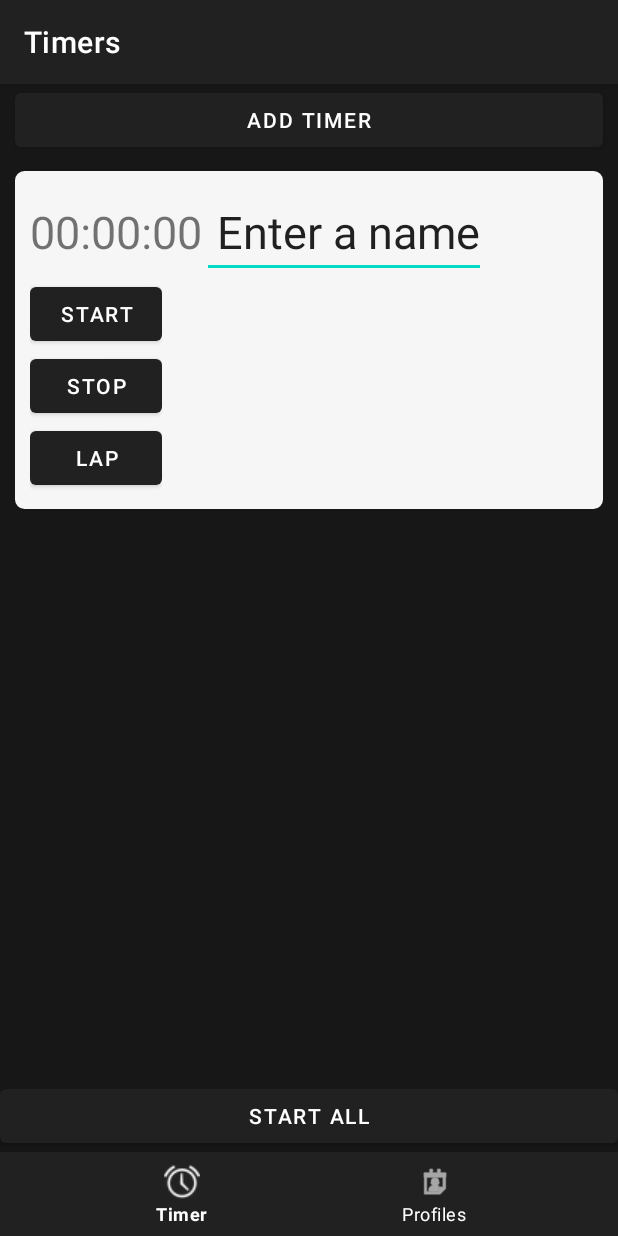
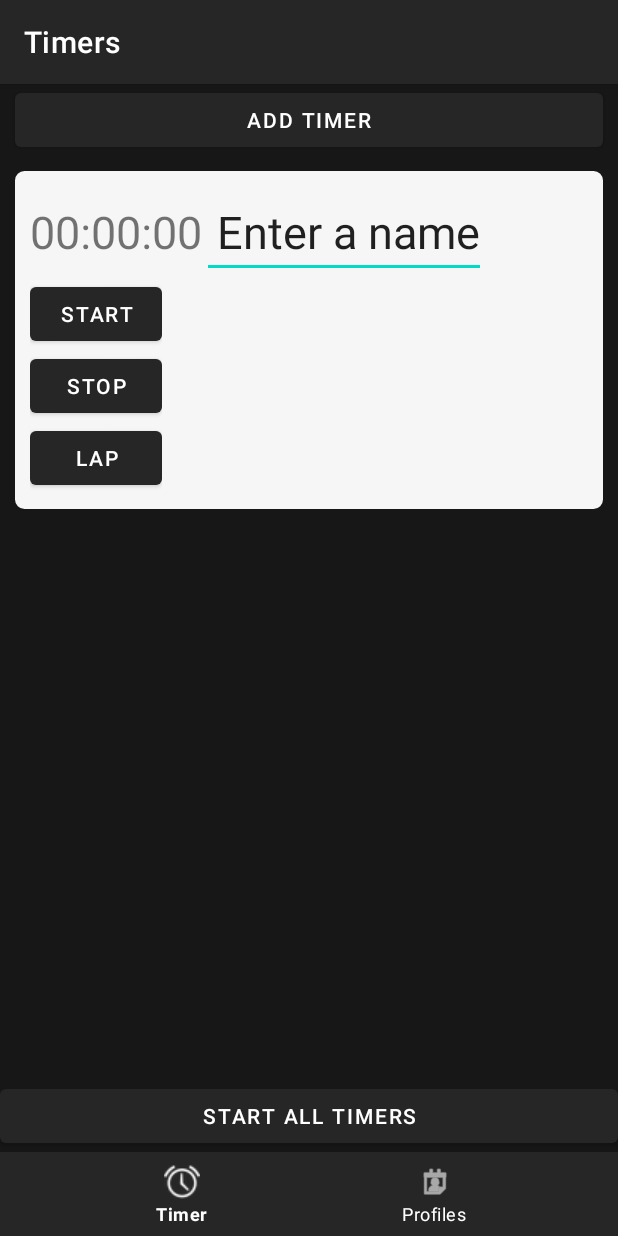
Before and after one commit to JaredjWilliams/Assistant-Coach, an Android app: the screen it shows after launch (TimersActivity), after a tap on "ADD TIMER", on a phone screen of 412 x 824 dp. Run offline under Robolectric (Android 15) with nearby library versions, the phone set to English and light mode, and no system bars.

Commit message:
Start all timers button text changes when all timers are started

```diff
--- a/app/src/main/java/com/example/runningtimer/presenters/TimerPresenter.java
+++ b/app/src/main/java/com/example/runningtimer/presenters/TimerPresenter.java
@@ -60,10 +60,10 @@ public class TimerPresenter {
     public void startStopAllTimers() {
         if (areAllTimersStarted(stopwatchList)) {
             stopTimers(stopwatchList);
-            view.setStopAllButtonText();
+            view.setStartAllButtonText();
         } else {
             startTimers(stopwatchList);
-            view.setStartAllButtonText();
+            view.setStopAllButtonText();
         }
     }
 
--- a/app/src/main/res/layout/activity_timers.xml
+++ b/app/src/main/res/layout/activity_timers.xml
@@ -37,7 +37,7 @@
         android:id="@+id/start_all_button"
         android:layout_width="match_parent"
         android:layout_height="wrap_content"
-        android:text="Start All"
+        android:text="Start All Timers"
         app:layout_constraintBottom_toTopOf="@+id/nav_view" />
 
     <com.google.android.material.bottomnavigation.BottomNavigationView
--- a/app/src/main/res/values/colors.xml
+++ b/app/src/main/res/values/colors.xml
@@ -5,7 +5,7 @@
     <color name="purple_200">#000000</color>
     <!--    #FF6200EE-->
     <!--    top title bar-->
-    <color name="purple_500">#212121</color>
+    <color name="purple_500">#262626</color>
     <!--    #FF3700B3-->
     <!--    top top bar-->
     <color name="purple_700">#000000</color>
```
